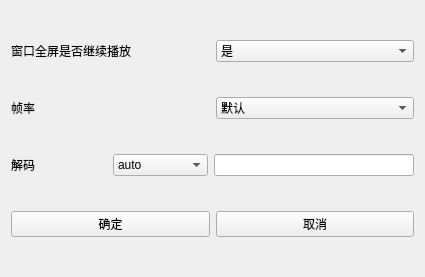
Qt form moresetting.ui (dependon/fantascene-dynamic-wallpaper) before a commit.
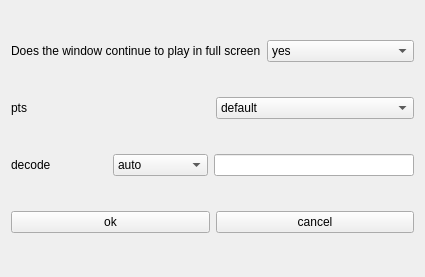
The same form after that commit.

The edit to the form file:
```diff
--- a/moresetting.ui
+++ b/moresetting.ui
@@ -19,7 +19,7 @@
      <item>
       <widget class="QLabel" name="label">
        <property name="text">
-        <string>窗口全屏是否继续播放</string>
+        <string>Does the window continue to play in full screen</string>
        </property>
       </widget>
      </item>
@@ -27,7 +27,7 @@
       <widget class="QComboBox" name="autoBox">
        <item>
         <property name="text">
-         <string>是</string>
+         <string>yes</string>
         </property>
        </item>
        <item>
@@ -44,7 +44,7 @@
      <item>
       <widget class="QLabel" name="label_2">
        <property name="text">
-        <string>帧率</string>
+        <string>pts</string>
        </property>
       </widget>
      </item>
@@ -52,7 +52,7 @@
       <widget class="QComboBox" name="fpsbox">
        <item>
         <property name="text">
-         <string>默认</string>
+         <string>default</string>
         </property>
        </item>
        <item>
@@ -99,7 +99,7 @@
      <item>
       <widget class="QLabel" name="label_3">
        <property name="text">
-        <string>解码</string>
+        <string>decode</string>
        </property>
       </widget>
      </item>
@@ -154,14 +154,14 @@
      <item>
       <widget class="QPushButton" name="okBtn">
        <property name="text">
-        <string>确定</string>
+        <string>ok</string>
        </property>
       </widget>
      </item>
      <item>
       <widget class="QPushButton" name="cancelBtn">
        <property name="text">
-        <string>取消</string>
+        <string>cancel</string>
        </property>
       </widget>
      </item>
```
Left out of the diff: 4 changed lines with no effect on the pictures.
